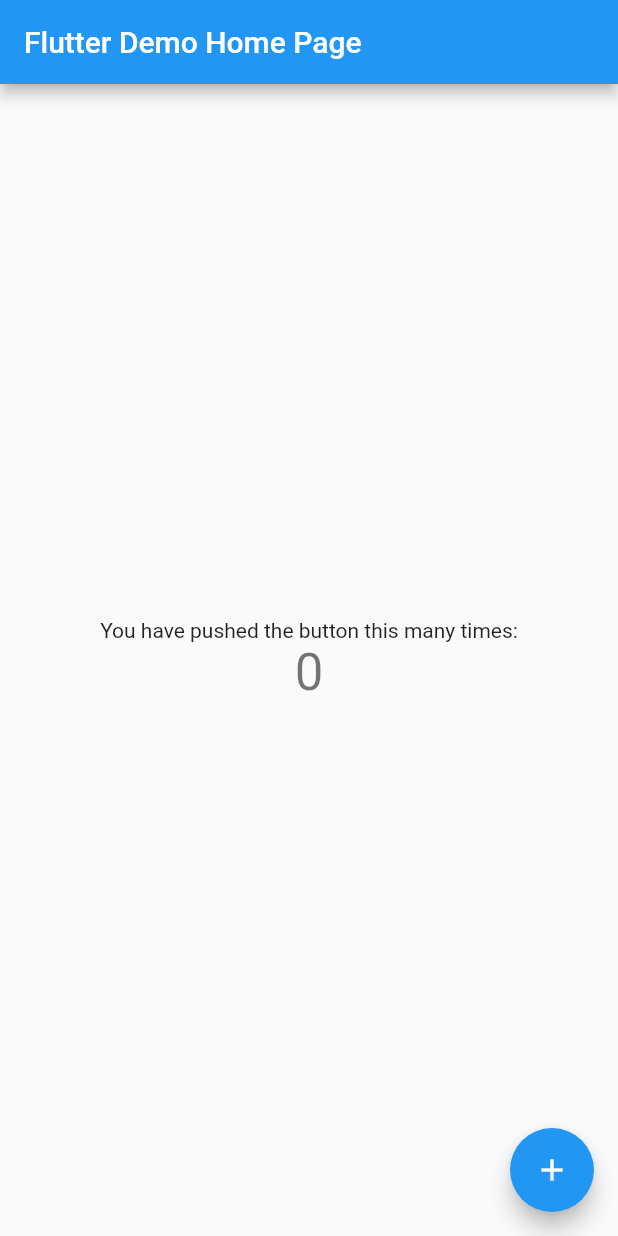
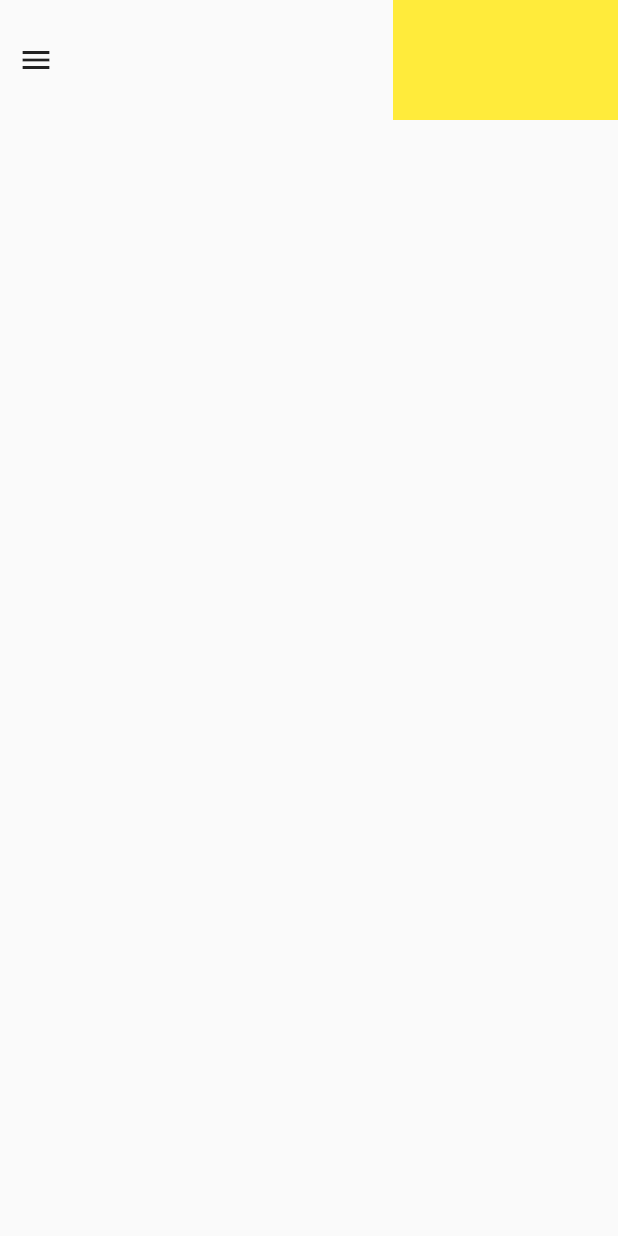
Before and after one commit to TaeBbong/keyduck_frontend, a Flutter app: the screen it shows after launch, on a phone screen of 412 x 824 dp. Run offline on Flutter 3.47's test engine with Material 2 defaults, Android fonts, the phone set to English and light mode, and no system bars; our stand-ins replace equatable, responsive_builder.

Commit message:
[+] Add Responsive Navbar & Bloc Structure

```diff
--- a/lib/main.dart
+++ b/lib/main.dart
@@ -1,113 +1,39 @@
 import 'package:flutter/material.dart';
+import 'package:keyboard_duckhoo/views/pages/index_page.dart';
 
 void main() {
   runApp(MyApp());
 }
 
 class MyApp extends StatelessWidget {
-  // This widget is the root of your application.
+  const MyApp({Key? key}) : super(key: key);
+
+  @override
+  Widget build(BuildContext context) {
+    return MainApp();
+  }
+}
+
+class MainApp extends StatefulWidget {
+  @override
+  _MainAppState createState() => _MainAppState();
+}
+
+class _MainAppState extends State<MainApp> {
+  final _navigatorKey = GlobalKey<NavigatorState>();
+
+  NavigatorState get _navigator => _navigatorKey.currentState!;
+
   @override
   Widget build(BuildContext context) {
     return MaterialApp(
-      title: 'Flutter Demo',
-      theme: ThemeData(
-        // This is the theme of your application.
-        //
-        // Try running your application with "flutter run". You'll see the
-        // application has a blue toolbar. Then, without quitting the app, try
-        // changing the primarySwatch below to Colors.green and then invoke
-        // "hot reload" (press "r" in the console where you ran "flutter run",
-        // or simply save your changes to "hot reload" in a Flutter IDE).
-        // Notice that the counter didn't reset back to zero; the application
-        // is not restarted.
-        primarySwatch: Colors.blue,
-      ),
-      home: MyHomePage(title: 'Flutter Demo Home Page'),
+      navigatorKey: _navigatorKey,
+      builder: (context, child) {
+        return Container(
+          child: child,
+        );
+      },
+      onGenerateRoute: (_) => IndexPage.route(),
     );
   }
 }
-
-class MyHomePage extends StatefulWidget {
-  MyHomePage({Key? key, required this.title}) : super(key: key);
-
-  // This widget is the home page of your application. It is stateful, meaning
-  // that it has a State object (defined below) that contains fields that affect
-  // how it looks.
-
-  // This class is the configuration for the state. It holds the values (in this
-  // case the title) provided by the parent (in this case the App widget) and
-  // used by the build method of the State. Fields in a Widget subclass are
-  // always marked "final".
-
-  final String title;
-
-  @override
-  _MyHomePageState createState() => _MyHomePageState();
-}
-
-class _MyHomePageState extends State<MyHomePage> {
-  int _counter = 0;
-
-  void _incrementCounter() {
-    setState(() {
-      // This call to setState tells the Flutter framework that something has
-      // changed in this State, which causes it to rerun the build method below
-      // so that the display can reflect the updated values. If we changed
-      // _counter without calling setState(), then the build method would not be
-      // called again, and so nothing would appear to happen.
-      _counter++;
-    });
-  }
-
-  @override
-  Widget build(BuildContext context) {
-    // This method is rerun every time setState is called, for instance as done
-    // by the _incrementCounter method above.
-    //
-    // The Flutter framework has been optimized to make rerunning build methods
-    // fast, so that you can just rebuild anything that needs updating rather
-    // than having to individually change instances of widgets.
-    return Scaffold(
-      appBar: AppBar(
-        // Here we take the value from the MyHomePage object that was created by
-        // the App.build method, and use it to set our appbar title.
-        title: Text(widget.title),
-      ),
-      body: Center(
-        // Center is a layout widget. It takes a single child and positions it
-        // in the middle of the parent.
-        child: Column(
-          // Column is also a layout widget. It takes a list of children and
-          // arranges them vertically. By default, it sizes itself to fit its
-          // children horizontally, and tries to be as tall as its parent.
-          //
-          // Invoke "debug painting" (press "p" in the console, choose the
-          // "Toggle Debug Paint" action from the Flutter Inspector in Android
-          // Studio, or the "Toggle Debug Paint" command in Visual Studio Code)
-          // to see the wireframe for each widget.
-          //
-          // Column has various properties to control how it sizes itself and
-          // how it positions its children. Here we use mainAxisAlignment to
-          // center the children vertically; the main axis here is the vertical
-          // axis because Columns are vertical (the cross axis would be
-          // horizontal).
-          mainAxisAlignment: MainAxisAlignment.center,
-          children: <Widget>[
-            Text(
-              'You have pushed the button this many times:',
-            ),
-            Text(
-              '$_counter',
-              style: Theme.of(context).textTheme.headline4,
-            ),
-          ],
-        ),
-      ),
-      floatingActionButton: FloatingActionButton(
-        onPressed: _incrementCounter,
-        tooltip: 'Increment',
-        child: Icon(Icons.add),
-      ), // This trailing comma makes auto-formatting nicer for build methods.
-    );
-  }
-}
--- /dev/null
+++ b/lib/views/pages/index_page.dart
@@ -0,0 +1,19 @@
+import 'package:flutter/material.dart';
+import 'package:keyboard_duckhoo/views/widgets/navbar.dart';
+
+class IndexPage extends StatelessWidget {
+  static Route route() {
+    return MaterialPageRoute<void>(builder: (_) => IndexPage());
+  }
+
+  @override
+  Widget build(BuildContext context) {
+    return Scaffold(
+      body: Column(
+        children: [
+          Navbar(),
+        ],
+      ),
+    );
+  }
+}
--- /dev/null
+++ b/lib/views/widgets/navbar.dart
@@ -0,0 +1,60 @@
+import 'package:flutter/material.dart';
+import 'package:keyboard_duckhoo/views/widgets/navbar_item.dart';
+import 'package:keyboard_duckhoo/views/widgets/navbar_logo.dart';
+import 'package:responsive_builder/responsive_builder.dart';
+
+class Navbar extends StatelessWidget {
+  @override
+  Widget build(BuildContext context) {
+    return ScreenTypeLayout(
+      mobile: NavbarMobile(),
+      desktop: NavbarDesktopTablet(),
+      tablet: NavbarDesktopTablet(),
+    );
+  }
+}
+
+class NavbarDesktopTablet extends StatelessWidget {
+  @override
+  Widget build(BuildContext context) {
+    return Container(
+      height: 100,
+      child: Row(
+        mainAxisAlignment: MainAxisAlignment.spaceBetween,
+        children: [
+          NavbarLogo(),
+          Row(
+            mainAxisSize: MainAxisSize.min,
+            children: [
+              NavbarItem('Home'),
+              SizedBox(width: 60),
+              NavbarItem('Keyboards'),
+              SizedBox(width: 60),
+              NavbarItem('Contacts'),
+            ],
+          )
+        ],
+      ),
+    );
+  }
+}
+
+class NavbarMobile extends StatelessWidget {
+  @override
+  Widget build(BuildContext context) {
+    return Container(
+      height: 80,
+      child: Row(
+        mainAxisSize: MainAxisSize.max,
+        mainAxisAlignment: MainAxisAlignment.spaceBetween,
+        children: [
+          IconButton(
+            onPressed: () {},
+            icon: Icon(Icons.menu),
+          ),
+          NavbarLogo(),
+        ],
+      ),
+    );
+  }
+}
--- /dev/null
+++ b/lib/views/widgets/navbar_logo.dart
@@ -0,0 +1,14 @@
+import 'package:flutter/material.dart';
+
+class NavbarLogo extends StatelessWidget {
+  @override
+  Widget build(BuildContext context) {
+    return SizedBox(
+      height: 80,
+      width: 150,
+      child: Container(
+        color: Colors.yellow,
+      ),
+    );
+  }
+}
```
Also changed, not shown: lib/models/keyboard.dart (added, +11 -0 lines), lib/models/member.dart (added, +10 -0 lines), lib/views/widgets/navbar_item.dart (added, +14 -0 lines), pubspec.yaml (+6 -4 lines), lib/repositories/authentication_repository.dart (added), lib/repositories/keyboard_repository.dart (added), lib/repositories/member_repository.dart (added), pubspec.lock.
